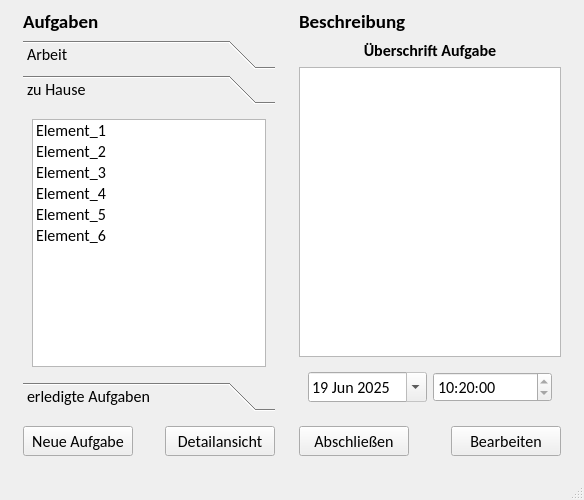
Old version of the form UI/frm_main_window.ui in the repository dampfwolke/taskmanager.
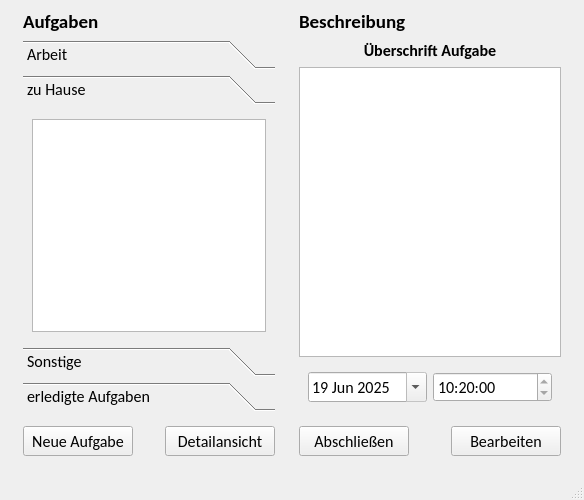
New version of the form. The open tabs and pages were chosen to show the change.

Commit message: button functions connected

The edit to the form file:
```diff
--- a/UI/frm_main_window.ui
+++ b/UI/frm_main_window.ui
@@ -146,7 +146,7 @@
             <x>0</x>
             <y>0</y>
             <width>252</width>
-            <height>272</height>
+            <height>238</height>
            </rect>
           </property>
           <attribute name="label">
@@ -154,38 +154,25 @@
           </attribute>
           <layout class="QVBoxLayout" name="verticalLayout_2">
            <item>
-            <widget class="QListWidget" name="lw_medium">
-             <item>
-              <property name="text">
-               <string>Element_1</string>
-              </property>
-             </item>
-             <item>
-              <property name="text">
-               <string>Element_2</string>
-              </property>
-             </item>
-             <item>
-              <property name="text">
-               <string>Element_3</string>
-              </property>
-             </item>
-             <item>
-              <property name="text">
-               <string>Element_4</string>
-              </property>
-             </item>
-             <item>
-              <property name="text">
-               <string>Element_5</string>
-              </property>
-             </item>
-             <item>
-              <property name="text">
-               <string>Element_6</string>
-              </property>
-             </item>
-            </widget>
+            <widget class="QListWidget" name="lw_home"/>
+           </item>
+          </layout>
+         </widget>
+         <widget class="QWidget" name="other">
+          <property name="geometry">
+           <rect>
+            <x>0</x>
+            <y>0</y>
+            <width>252</width>
+            <height>238</height>
+           </rect>
+          </property>
+          <attribute name="label">
+           <string>Sonstige</string>
+          </attribute>
+          <layout class="QVBoxLayout" name="verticalLayout_6">
+           <item>
+            <widget class="QListWidget" name="lw_other"/>
            </item>
           </layout>
          </widget>
```
Left out of the diff: 51 changed lines with no effect on the pictures. The commit also changes 3 other files.
